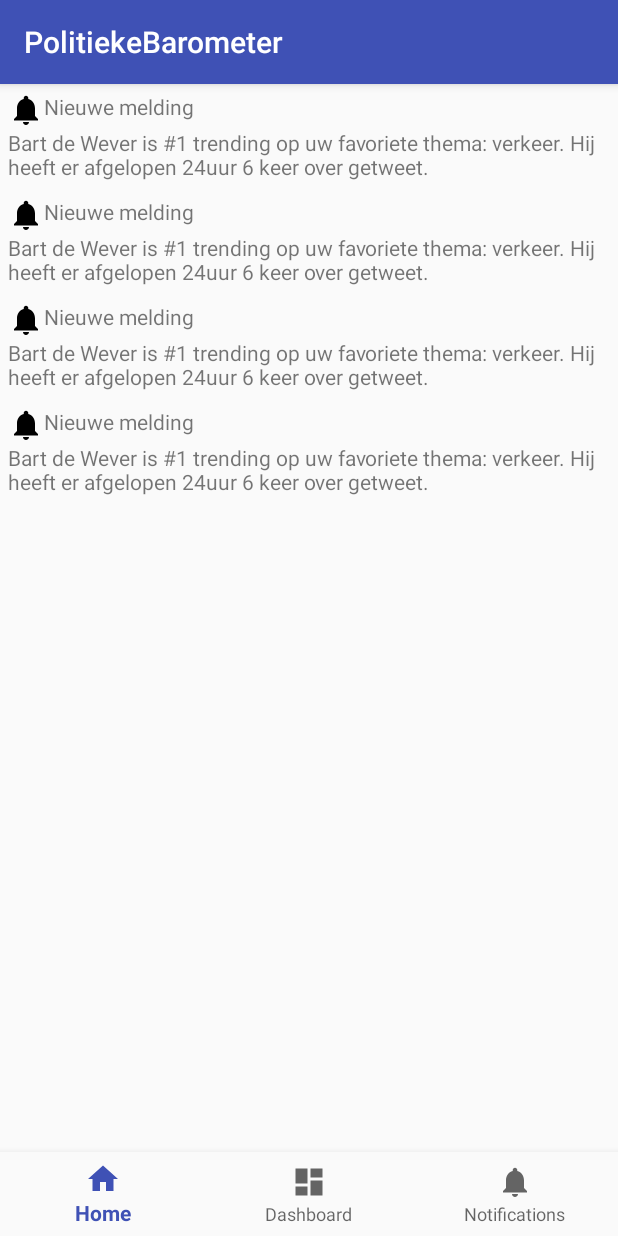
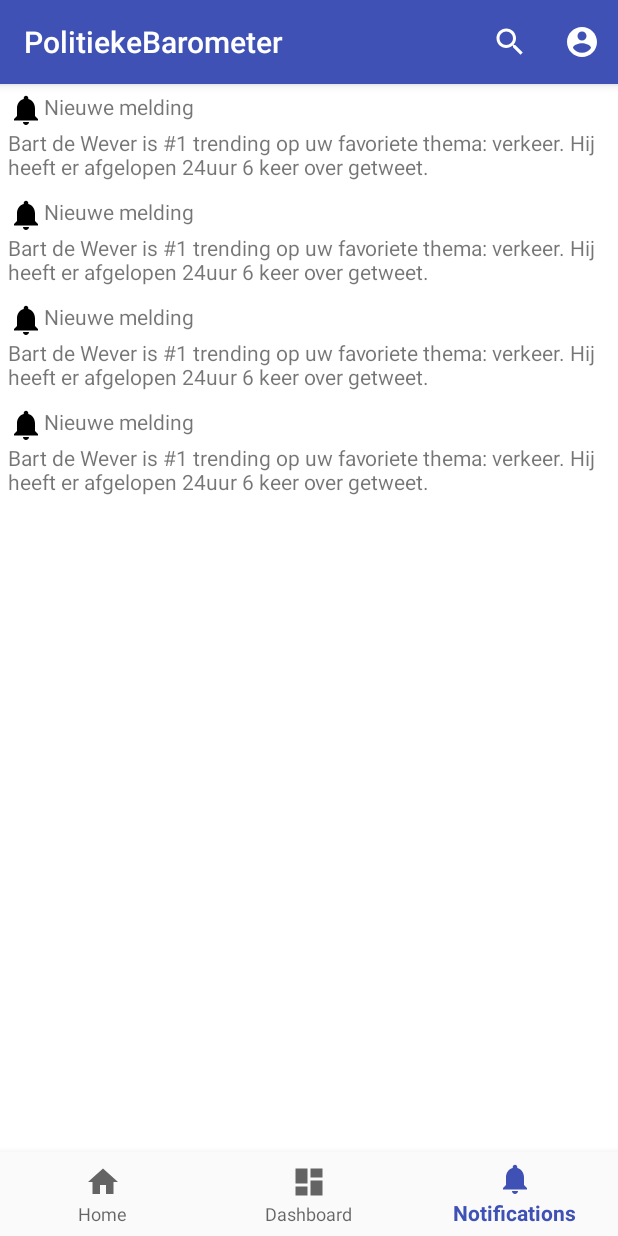
Before and after one commit to arnoNauwelaers/integratieproject_T13_android, an Android app: the screen it shows after launch (NotificationsActivity before the commit, MainActivity after it), item 3 of the bottom bar chosen, on a phone screen of 412 x 824 dp. Run offline under Robolectric (Android 15) with nearby library versions, the phone set to English and light mode, and no system bars; our stand-ins replace ButterKnife.

Commit message:
Laouts, activity, project structure, api calls, libraries

```diff
--- a/app/src/main/AndroidManifest.xml
+++ b/app/src/main/AndroidManifest.xml
@@ -18,11 +18,11 @@
             </intent-filter>
         </activity>
         <activity
-            android:name=".DashboardActivity"
+            android:name=".view.dashboard.DashboardFragment"
             android:label="@string/app_name">
         </activity>
         <activity
-            android:name=".NotificationsActivity"
+            android:name=".view.notifications.NotificationsFragment"
             android:label="@string/app_name">
         </activity>
     </application>
--- a/app/src/main/java/be/kdg/t13/politiekebarometer/MainActivity.java
+++ b/app/src/main/java/be/kdg/t13/politiekebarometer/MainActivity.java
@@ -1,46 +1,87 @@
 package be.kdg.t13.politiekebarometer;
 
-import android.content.Intent;
+import android.support.v4.app.Fragment;
+import android.support.v4.app.FragmentTransaction;
 import android.os.Bundle;
 import android.support.annotation.NonNull;
 import android.support.design.widget.BottomNavigationView;
 import android.support.v7.app.AppCompatActivity;
+import android.view.Menu;
 import android.view.MenuItem;
-import android.widget.TextView;
+import android.view.View;
+
+import be.kdg.t13.politiekebarometer.view.dashboard.DashboardFragment;
+import be.kdg.t13.politiekebarometer.view.home.HomeFragment;
+import be.kdg.t13.politiekebarometer.view.login.LoginFragment;
+import be.kdg.t13.politiekebarometer.view.notifications.NotificationsFragment;
 
 public class MainActivity extends AppCompatActivity {
+    private View content;
+    private BottomNavigationView navigation;
 
-    private TextView mTextMessage;
+    @Override
+    public boolean onCreateOptionsMenu(Menu menu) {
+        getMenuInflater().inflate(R.menu.app_bar, menu);
+        MenuItem searchItem = menu.findItem(R.id.action_search);
+        MenuItem loginItem = menu.findItem(R.id.action_login);
+        return super.onCreateOptionsMenu(menu);
+    }
 
-    private BottomNavigationView.OnNavigationItemSelectedListener mOnNavigationItemSelectedListener = new BottomNavigationView.OnNavigationItemSelectedListener() {
-
-        @Override
-        public boolean onNavigationItemSelected(@NonNull MenuItem item) {
-            switch (item.getItemId()) {
-                case R.id.navigation_home:
-                    Intent mainIntent = new Intent(MainActivity.this, MainActivity.class);
-                    MainActivity.this.startActivity(mainIntent);
-                    return true;
-                case R.id.navigation_dashboard:
-                    Intent dashboardIntent = new Intent(MainActivity.this, DashboardActivity.class);
-                    MainActivity.this.startActivity(dashboardIntent);
-                    return true;
-                case R.id.navigation_notifications:
-                    Intent notificationIntent = new Intent(MainActivity.this, NotificationsActivity.class);
-                    MainActivity.this.startActivity(notificationIntent);
-                    return true;
-            }
-            return false;
+    @Override
+    public boolean onOptionsItemSelected(MenuItem item) {
+        switch (item.getItemId()) {
+            case R.id.action_search:
+                return true;
+            case R.id.action_login:
+                changeFragment(LoginFragment.newInstance());
+                return true;
+            default:
+                return super.onOptionsItemSelected(item);
         }
-    };
+    }
 
     @Override
     protected void onCreate(Bundle savedInstanceState) {
         super.onCreate(savedInstanceState);
         setContentView(R.layout.activity_main);
-
-        BottomNavigationView navigation = (BottomNavigationView) findViewById(R.id.navigation);
-        navigation.setOnNavigationItemSelectedListener(mOnNavigationItemSelectedListener);
+        initialiseViews();
+        addEventHandlers();
+        finishCreate();
     }
 
+    private void initialiseViews() {
+        navigation = (BottomNavigationView) findViewById(R.id.navigation);
+        content = (View) findViewById(R.id.fContent);
+    }
+
+    private void addEventHandlers() {
+        navigation.setOnNavigationItemSelectedListener(new BottomNavigationView.OnNavigationItemSelectedListener() {
+            @Override
+            public boolean onNavigationItemSelected(@NonNull MenuItem item) {
+                switch (item.getItemId()) {
+                    case R.id.navigation_home:
+                        changeFragment(HomeFragment.newInstance());
+                        return true;
+                    case R.id.navigation_dashboard:
+                        changeFragment(DashboardFragment.newInstance());
+                        return true;
+                    case R.id.navigation_notifications:
+                        changeFragment(NotificationsFragment.newInstance());
+                        return true;
+                }
+                return false;
+            }
+        });
+    }
+
+    private void finishCreate() {
+        changeFragment(HomeFragment.newInstance());
+    }
+
+    private void changeFragment(Fragment f) {
+        getSupportFragmentManager().beginTransaction()
+                .replace(content.getId(), f, f.getClass().getName())
+                .setTransition(FragmentTransaction.TRANSIT_FRAGMENT_OPEN)
+                .commit();
+    }
 }
--- /dev/null
+++ b/app/src/main/java/be/kdg/t13/politiekebarometer/view/home/HomeFragment.java
@@ -0,0 +1,36 @@
+package be.kdg.t13.politiekebarometer.view.home;
+
+import android.support.v4.app.Fragment;
+import android.os.Bundle;
+import android.view.LayoutInflater;
+import android.view.View;
+import android.view.ViewGroup;
+
+import be.kdg.t13.politiekebarometer.R;
+import butterknife.ButterKnife;
+import butterknife.Unbinder;
+
+public class HomeFragment extends Fragment {
+    private Unbinder unbinder;
+
+    public HomeFragment() {
+
+    }
+    public static HomeFragment newInstance() {
+        Bundle args = new Bundle();
+        HomeFragment fragment = new HomeFragment();
+        fragment.setArguments(args);
+        return fragment;
+    }
+    @Override
+    public View onCreateView(LayoutInflater inflater, ViewGroup container, Bundle savedInstanceState) {
+        View view = inflater.inflate(R.layout.fragment_home, container, false);
+        unbinder = ButterKnife.bind(this, view);
+        return view;
+    }
+
+    @Override public void onDestroyView() {
+        super.onDestroyView();
+        unbinder.unbind();
+    }
+}
--- /dev/null
+++ b/app/src/main/java/be/kdg/t13/politiekebarometer/view/notifications/NotificationsFragment.java
@@ -0,0 +1,36 @@
+package be.kdg.t13.politiekebarometer.view.notifications;
+
+import android.support.v4.app.Fragment;
+import android.os.Bundle;
+import android.view.LayoutInflater;
+import android.view.View;
+import android.view.ViewGroup;
+
+import be.kdg.t13.politiekebarometer.R;
+import butterknife.ButterKnife;
+import butterknife.Unbinder;
+
+public class NotificationsFragment extends Fragment {
+    private Unbinder unbinder;
+
+    public NotificationsFragment() {
+
+    }
+    public static NotificationsFragment newInstance() {
+        Bundle args = new Bundle();
+        NotificationsFragment fragment = new NotificationsFragment();
+        fragment.setArguments(args);
+        return fragment;
+    }
+    @Override
+    public View onCreateView(LayoutInflater inflater, ViewGroup container, Bundle savedInstanceState) {
+        View view = inflater.inflate(R.layout.fragment_notifications, container, false);
+        unbinder = ButterKnife.bind(this, view);
+        return view;
+    }
+
+    @Override public void onDestroyView() {
+        super.onDestroyView();
+        unbinder.unbind();
+    }
+}
--- /dev/null
+++ b/app/src/main/res/drawable/ic_search_24dp.xml
@@ -0,0 +1,9 @@
+<vector xmlns:android="http://schemas.android.com/apk/res/android"
+    android:width="24dp"
+    android:height="24dp"
+    android:viewportWidth="24.0"
+    android:viewportHeight="24.0">
+    <path
+        android:fillColor="#ffffff"
+        android:pathData="M15.5,14h-0.79l-0.28,-0.27C15.41,12.59 16,11.11 16,9.5 16,5.91 13.09,3 9.5,3S3,5.91 3,9.5 5.91,16 9.5,16c1.61,0 3.09,-0.59 4.23,-1.57l0.27,0.28v0.79l5,4.99L20.49,19l-4.99,-5zM9.5,14C7.01,14 5,11.99 5,9.5S7.01,5 9.5,5 14,7.01 14,9.5 11.99,14 9.5,14z"/>
+</vector>
--- /dev/null
+++ b/app/src/main/res/drawable/ic_user_24dp.xml
@@ -0,0 +1,9 @@
+<vector xmlns:android="http://schemas.android.com/apk/res/android"
+    android:width="24dp"
+    android:height="24dp"
+    android:viewportWidth="24.0"
+    android:viewportHeight="24.0">
+    <path
+        android:fillColor="#ffffff"
+        android:pathData="M12,2C6.48,2 2,6.48 2,12s4.48,10 10,10 10,-4.48 10,-10S17.52,2 12,2zM12,5c1.66,0 3,1.34 3,3s-1.34,3 -3,3 -3,-1.34 -3,-3 1.34,-3 3,-3zM12,19.2c-2.5,0 -4.71,-1.28 -6,-3.22 0.03,-1.99 4,-3.08 6,-3.08 1.99,0 5.97,1.09 6,3.08 -1.29,1.94 -3.5,3.22 -6,3.22z"/>
+</vector>
--- a/app/src/main/res/layout/activity_main.xml
+++ b/app/src/main/res/layout/activity_main.xml
@@ -6,7 +6,15 @@
     android:layout_width="match_parent"
     android:layout_height="match_parent"
     tools:context="be.kdg.t13.politiekebarometer.MainActivity">
-
+    <FrameLayout
+        android:layout_width="match_parent"
+        android:layout_height="match_parent"
+        android:id="@+id/fContent">
+        <fragment
+            android:name="be.kdg.t13.politiekebarometer.view.home.HomeFragment"
+            android:layout_width="match_parent"
+            android:layout_height="match_parent" />
+    </FrameLayout>
     <android.support.design.widget.BottomNavigationView
         android:id="@+id/navigation"
         android:layout_width="0dp"
@@ -18,5 +26,4 @@
         app:menu="@menu/navigation">
 
     </android.support.design.widget.BottomNavigationView>
-
 </android.support.constraint.ConstraintLayout>
--- /dev/null
+++ b/app/src/main/res/layout/fragment_notifications.xml
@@ -0,0 +1,37 @@
+<?xml version="1.0" encoding="utf-8"?>
+<FrameLayout xmlns:android="http://schemas.android.com/apk/res/android"
+    android:layout_width="match_parent"
+    android:layout_height="match_parent"
+    android:background="#ffffff"
+    android:clickable="true"
+    android:focusable="true">
+    <LinearLayout
+        android:layout_width="match_parent"
+        android:layout_height="match_parent"
+        android:orientation="vertical">
+
+        <include
+            android:id="@+id/notification_1"
+            layout="@layout/notification"
+            android:layout_width="match_parent"
+            android:layout_height="wrap_content" />
+
+        <include
+            android:id="@+id/notification_2"
+            layout="@layout/notification"
+            android:layout_width="match_parent"
+            android:layout_height="wrap_content" />
+
+        <include
+            android:id="@+id/notification_2"
+            layout="@layout/notification"
+            android:layout_width="match_parent"
+            android:layout_height="wrap_content" />
+
+        <include
+            android:id="@+id/notification_2"
+            layout="@layout/notification"
+            android:layout_width="match_parent"
+            android:layout_height="wrap_content" />
+    </LinearLayout>
+</FrameLayout>
--- /dev/null
+++ b/app/src/main/res/menu/app_bar.xml
@@ -0,0 +1,21 @@
+<?xml version="1.0" encoding="utf-8"?>
+<menu xmlns:android="http://schemas.android.com/apk/res/android"
+    xmlns:app="http://schemas.android.com/apk/res-auto"
+    android:contentInsetStart="0dp"
+    android:contentInsetLeft="0dp"
+    app:contentInsetStart="0dp"
+    app:contentInsetLeft="0dp"
+    app:contentInsetStartWithNavigation="0dp">
+
+    <item android:id="@+id/action_search"
+        android:title="Zoeken"
+        android:icon="@drawable/ic_search_24dp"
+        app:showAsAction="always"
+        app:actionLayout="@layout/search_view"
+        app:actionViewClass="android.widget.SearchView"/>
+    <item
+        android:id="@+id/action_login"
+        android:icon="@drawable/ic_user_24dp"
+        android:title="Login"
+        app:showAsAction="ifRoom"/>
+</menu>
```
Also changed, not shown: app/build.gradle (+11 -0 lines), app/src/main/java/be/kdg/t13/politiekebarometer/model/Notification.java (added, +8 -0 lines), app/src/main/java/be/kdg/t13/politiekebarometer/model/User.java (added, +61 -0 lines), app/src/main/java/be/kdg/t13/politiekebarometer/service/PolitiekeBarometerService.java (added, +21 -0 lines), app/src/main/java/be/kdg/t13/politiekebarometer/utils/ApiManager.java (added, +50 -0 lines), app/src/main/java/be/kdg/t13/politiekebarometer/view/dashboard/DashboardFragment.java (added, +36 -0 lines), app/src/main/java/be/kdg/t13/politiekebarometer/view/login/LoginFragment.java (added, +49 -0 lines), app/src/main/res/layout/fragment_dashboard.xml (added, +13 -0 lines), app/src/main/res/layout/fragment_home.xml (added, +14 -0 lines), app/src/main/res/layout/fragment_login.xml (added, +38 -0 lines), app/src/main/res/layout/search_view.xml (added, +10 -0 lines).
